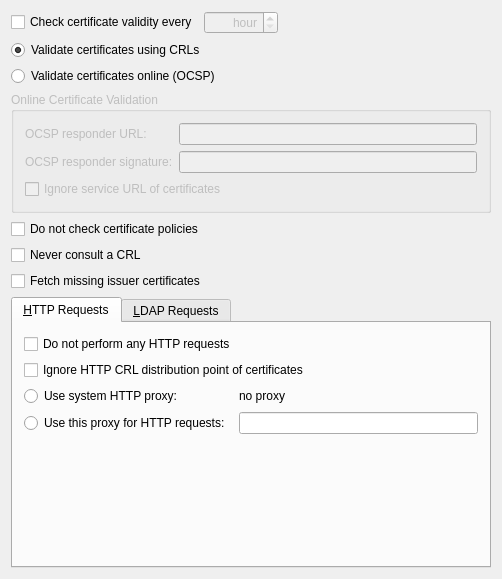
This is conf/smimevalidationconfigurationwidget.ui in sensama/kleopatra as Qt 5 draws it before an edit. The edited form follows.
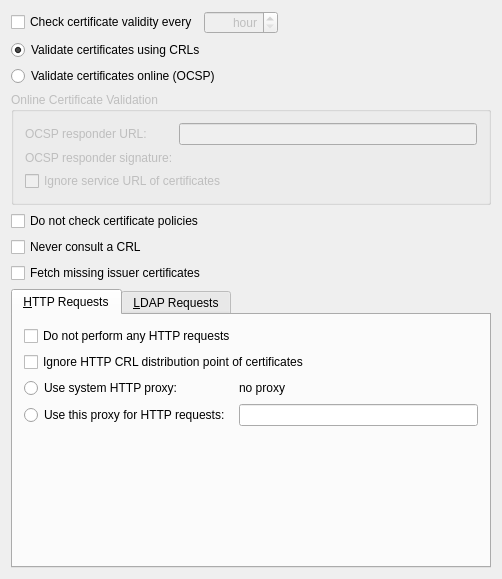
This is the edited form. Custom widgets are drawn as their Qt base class.

Commit message: Implement SELECT_CERTIFICATE in uiserver, and add a command in libkleopatraclient for it. Create a Certificate Requester in libkleopatraclientgui and use that in the smime validation page. Makes choosing the OCSP Resolver certificate possible again.

The edit to the form file:
```diff
--- a/conf/smimevalidationconfigurationwidget.ui
+++ b/conf/smimevalidationconfigurationwidget.ui
@@ -121,13 +121,6 @@
         </property>
        </widget>
       </item>
-      <item row="1" column="1" >
-       <widget class="QLineEdit" name="OCSPResponderSignature" >
-        <property name="whatsThis" >
-         <string>Enter here the certificate used to sign responses of the server for online validation of certificates (OCSP responder). The certificate is identified by its &lt;em>fingerprint&lt;/em>.</string>
-        </property>
-       </widget>
-      </item>
       <item row="2" column="0" colspan="2" >
        <widget class="QCheckBox" name="ignoreServiceURLCB" >
         <property name="text" >
@@ -135,6 +128,9 @@
         </property>
        </widget>
       </item>
+      <item row="1" column="1" >
+       <widget class="KleopatraClient::Gui::CertificateRequester" native="1" name="OCSPResponderSignature" />
+      </item>
      </layout>
     </widget>
    </item>
@@ -176,7 +172,7 @@
         <x>0</x>
         <y>0</y>
         <width>480</width>
-        <height>158</height>
+        <height>165</height>
        </rect>
       </property>
       <attribute name="title" >
@@ -324,6 +320,14 @@
  </widget>
  <layoutdefault spacing="6" margin="11" />
  <pixmapfunction>qPixmapFromMimeSource</pixmapfunction>
+ <customwidgets>
+  <customwidget>
+   <class>KleopatraClient::Gui::CertificateRequester</class>
+   <extends>QWidget</extends>
+   <header>libkleopatraclient/gui/certificaterequester.h</header>
+   <container>1</container>
+  </customwidget>
+ </customwidgets>
  <includes>
   <include location="local" >ui/keyrequester.h</include>
  </includes>
```
The commit also changes 16 other files.
